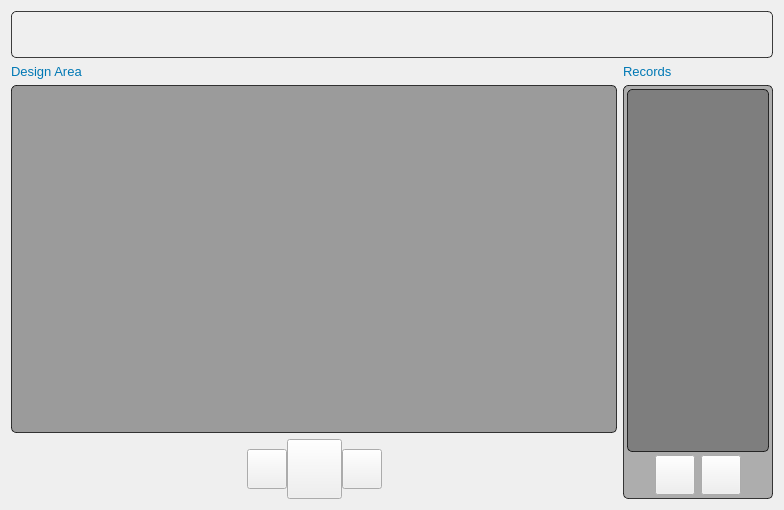
This is mainwindow.ui in abigdreamer/Objectwheelprivate as Qt 5 draws it before an edit. The edited form follows.
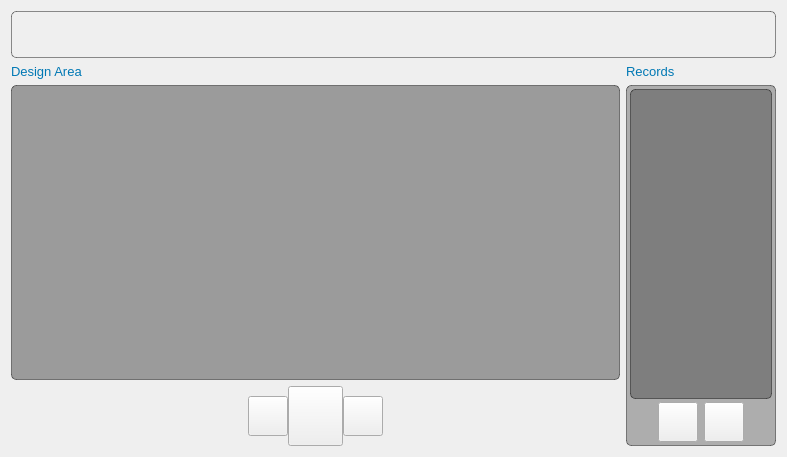
This is the edited form. Icons and pictures are not drawn.

```diff
--- a/mainwindow.ui
+++ b/mainwindow.ui
@@ -6,8 +6,8 @@
    <rect>
     <x>0</x>
     <y>0</y>
-    <width>784</width>
-    <height>510</height>
+    <width>787</width>
+    <height>457</height>
    </rect>
   </property>
   <property name="palette">
@@ -219,7 +219,7 @@
       </property>
       <property name="styleSheet">
        <string notr="true">#widget{
-border: 1px solid rgba(0,0,0,190);
+border: 1px solid rgba(0,0,0,110);
 border-radius: 5px;
 background-color: rgba(0, 0, 0, 90);
 }</string>
@@ -518,7 +518,7 @@
       </property>
       <property name="styleSheet">
        <string notr="true">#frame_2{
-border: 1px solid rgba(0,0,0,190);
+border: 1px solid rgba(0,0,0,110);
 border-radius: 5px;
 background-color: rgba(0, 0, 0, 70);
 }</string>
@@ -684,7 +684,7 @@
          </property>
          <property name="styleSheet">
           <string notr="true">#masterRecordList{
-border: 1px solid rgba(0,0,0,190);
+border: 1px solid rgba(0,0,0,110);
 border-radius: 5px;
 background-color: rgba(0, 0, 0, 70);
 }</string>
@@ -943,7 +943,7 @@
        <string notr="true">#frame_3 {
 	background-color: qlineargradient(spread:pad, x1:0.5, y1:1, x2:0.488636, y2:0, stop:0.238636 rgba(0, 0, 0, 120), stop:1 rgba(179, 179, 179, 5
 ));
-border: 1px solid rgba(0,0,0,190);
+border: 1px solid rgba(0,0,0,110);
 border-radius: 5px;
 }</string>
       </property>
```
